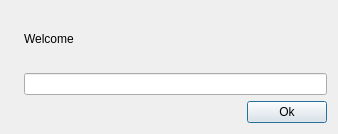
hwgao/beebeep, file src/GuiWizard.ui: the form before one commit.
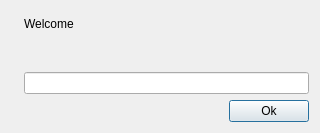
The form after the commit. Icons and pictures are not drawn.

What changed in the file:
```diff
--- a/src/GuiWizard.ui
+++ b/src/GuiWizard.ui
@@ -6,8 +6,8 @@
    <rect>
     <x>0</x>
     <y>0</y>
-    <width>338</width>
-    <height>134</height>
+    <width>320</width>
+    <height>133</height>
    </rect>
   </property>
   <property name="windowTitle">
@@ -19,7 +19,7 @@
   <layout class="QGridLayout" name="gridLayout_2">
    <item row="0" column="0" colspan="2">
     <layout class="QGridLayout" name="gridLayout">
-     <item row="0" column="0" rowspan="2">
+     <item row="0" column="0" rowspan="3">
       <widget class="QLabel" name="mp_lPix">
        <property name="sizePolicy">
         <sizepolicy hsizetype="Fixed" vsizetype="Fixed">
@@ -55,6 +55,9 @@
       </widget>
      </item>
      <item row="1" column="1">
+      <widget class="QLabel" name="mp_lAccount"/>
+     </item>
+     <item row="2" column="1">
       <widget class="QLineEdit" name="mp_leName"/>
      </item>
     </layout>
```
